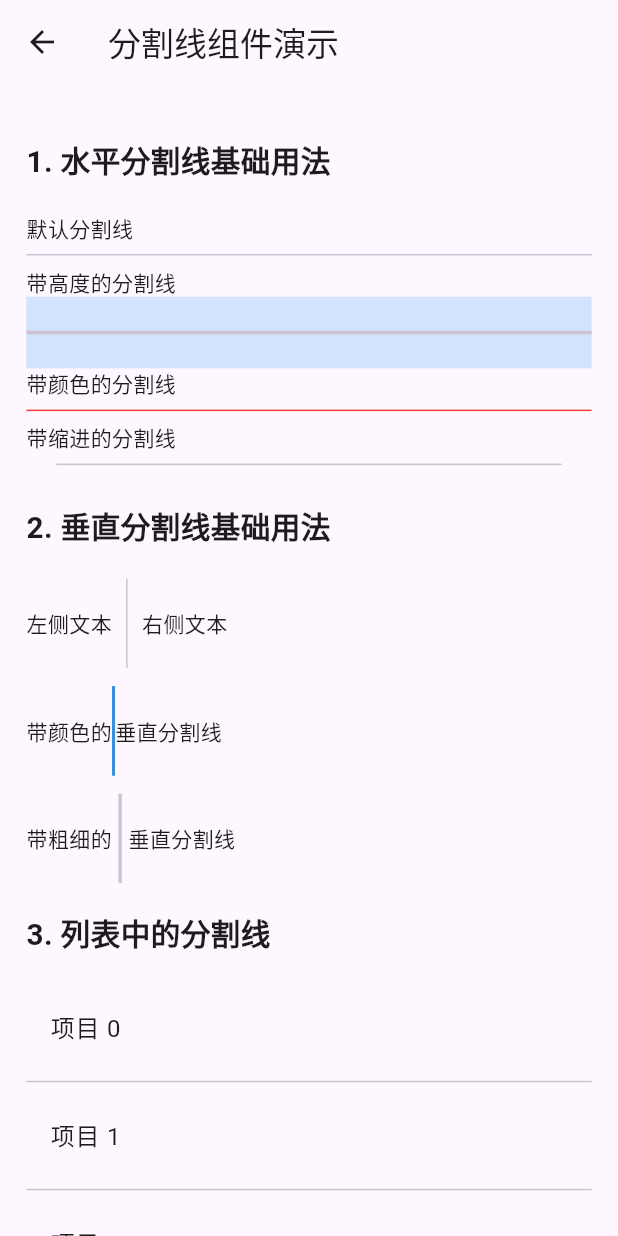
After one commit to clubnine/auv_ui_core, a Flutter app: the DividerDemoPage screen opened directly, on a phone screen of 412 x 824 dp. The commit adds this screen. Run offline on Flutter 3.47's test engine with Material 3 defaults, Android fonts, the phone set to English and light mode, and no system bars; our stand-ins replace cached_network_image, flutter_screenutil, google_fonts.

Commit message:
first commit

```diff
--- a/lib/auv_ui_core/auv_colors.dart
+++ b/lib/auv_ui_core/auv_colors.dart
@@ -1,4 +1,6 @@
 import 'dart:ui';
+
+import 'package:flutter/material.dart';
 
 class AuvColors {
   static const transparent = Color(0x00000000);
@@ -20,4 +22,27 @@ class AuvColors {
   static const Color info = Color(0xFF909399);
   static const Color warning = Color(0xFFE6A23C);
   static const Color danger = Color(0xFFF56C6C);
+
+  ///灰阶颜色
+  static const white_90p = Color(0xE6FFFFFF);
+  static const white_80p = Color(0xCCFFFFFF);
+  static const white_70p = Color(0xB3FFFFFF);
+  static const white_60p = Color(0x99FFFFFF);
+  static const white_50p = Color(0x7FFFFFFF);
+  static const white_40p = Color(0x66FFFFFF);
+  static const white_30p = Color(0x4dFFFFFF);
+  static const white_20p = Color(0x33FFFFFF);
+  static const white_10p = Color(0x1AFFFFFF);
+  static const white_05p = Color(0x0DFFFFFF);
+
+  static const black_90p = Color(0xE6000000);
+  static const black_80p = Color(0xCC000000);
+  static const black_70p = Color(0xb3000000);
+  static const black_60p = Color(0x99000000);
+  static const black_50p = Color(0x7f000000);
+  static const black_40p = Color(0x66000000);
+  static const black_30p = Color(0x4D000000);
+  static const black_20p = Color(0x33000000);
+  static const black_10p = Color(0x1a000000);
+  static const black_05p = Color(0x0D000000);
 }
--- a/lib/auv_ui_core/auv_gaps.dart
+++ b/lib/auv_ui_core/auv_gaps.dart
@@ -1,4 +1,7 @@
+// ignore_for_file: non_constant_identifier_names
+
 import 'package:flutter/cupertino.dart';
+import 'package:flutter/material.dart';
 import 'package:flutter_screenutil/flutter_screenutil.dart';
 
 class AuvGaps {
--- /dev/null
+++ b/lib/auv_ui_core/divider_demo.dart
@@ -0,0 +1,115 @@
+import 'package:flutter/material.dart';
+import 'package:flutter_screenutil/flutter_screenutil.dart';
+
+class DividerDemoPage extends StatelessWidget {
+  const DividerDemoPage({super.key});
+
+  @override
+  Widget build(BuildContext context) {
+    return Scaffold(
+      appBar: AppBar(
+        title: const Text('分割线组件演示'),
+      ),
+      body: SingleChildScrollView(
+        padding: EdgeInsets.all(16.w),
+        child: Column(
+          crossAxisAlignment: CrossAxisAlignment.start,
+          children: [
+            // 水平分割线基础用法
+            _buildSection('1. 水平分割线基础用法'),
+            const Text('默认分割线'),
+            const Divider(),
+            const Text('带高度的分割线'),
+            Container(
+              color: Colors.blue.withOpacity(0.2),
+              child: Divider(height: 40.h, thickness: 2.h),
+            ),
+            const Text('带颜色的分割线'),
+            const Divider(color: Colors.red),
+            const Text('带缩进的分割线'),
+            const Divider(indent: 20, endIndent: 20),
+
+            // 垂直分割线基础用法
+            _buildSection('2. 垂直分割线基础用法'),
+            SizedBox(
+              height: 50.h, // 添加固定高度容器
+              child: Row(
+                children: [
+                  const Text('左侧文本'),
+                  const VerticalDivider(width: 20),
+                  const Text('右侧文本'),
+                ],
+              ),
+            ),
+            SizedBox(height: 10.h),
+            SizedBox(
+              height: 50.h, // 添加固定高度容器
+              child: Row(
+                children: [
+                  const Text('带颜色的'),
+                  VerticalDivider(width: 2.w, thickness: 2, color: Colors.blue),
+                  const Text('垂直分割线'),
+                ],
+              ),
+            ),
+            SizedBox(height: 10.h),
+            SizedBox(
+              height: 50.h, // 添加固定高度容器
+              child: Row(
+                children: [
+                  const Text('带粗细的'),
+                  VerticalDivider(width: 10.w, thickness: 2.w),
+                  const Text('垂直分割线'),
+                ],
+              ),
+            ),
+
+            // 结合ListView使用
+            _buildSection('3. 列表中的分割线'),
+            ListView.separated(
+              shrinkWrap: true,
+              physics: const NeverScrollableScrollPhysics(),
+              itemCount: 5,
+              itemBuilder: (context, index) => ListTile(
+                title: Text('项目 $index'),
+              ),
+              separatorBuilder: (context, index) => const Divider(),
+            ),
+
+            // 自定义分割线样式
+            _buildSection('4. 自定义分割线样式'),
+            Container(
+              height: 2.h,
+              decoration: BoxDecoration(
+                gradient: LinearGradient(
+                  colors: [Colors.blue, Colors.green],
+                ),
+              ),
+            ),
+            SizedBox(height: 10.h),
+            Container(
+              height: 4.h,
+              decoration: BoxDecoration(
+                borderRadius: BorderRadius.circular(2.h),
+                color: Colors.orange,
+              ),
+            ),
+          ],
+        ),
+      ),
+    );
+  }
+
+  Widget _buildSection(String title) {
+    return Padding(
+      padding: EdgeInsets.symmetric(vertical: 16.h),
+      child: Text(
+        title,
+        style: TextStyle(
+          fontSize: 18.sp,
+          fontWeight: FontWeight.bold,
+        ),
+      ),
+    );
+  }
+}
--- a/lib/main.dart
+++ b/lib/main.dart
@@ -1,4 +1,5 @@
 import 'package:auv_core/auv_ui_core/auv_gaps.dart';
+import 'package:auv_core/auv_ui_core/divider_demo.dart';
 import 'package:auv_core/demo/auv_text_styles_demo.dart';
 import 'package:auv_core/demo/app_bar_demo.dart';
 import 'package:auv_core/demo/box_demo.dart';
@@ -83,6 +84,7 @@ class DemoHomePage extends StatelessWidget {
           _buildDemoItem(context, 'Image Loader 演示', Icons.album, const ImageLoaderDemoApp()),
           _buildDemoItem(context, 'Icon 演示', Icons.album, const IconDemoApp()),
           _buildDemoItem(context, '文字样式 演示', Icons.album, const AuvTextStylesDemo()),
+          _buildDemoItem(context, '线条 演示', Icons.album, const DividerDemoPage()),
         ],
       ),
     );
```
